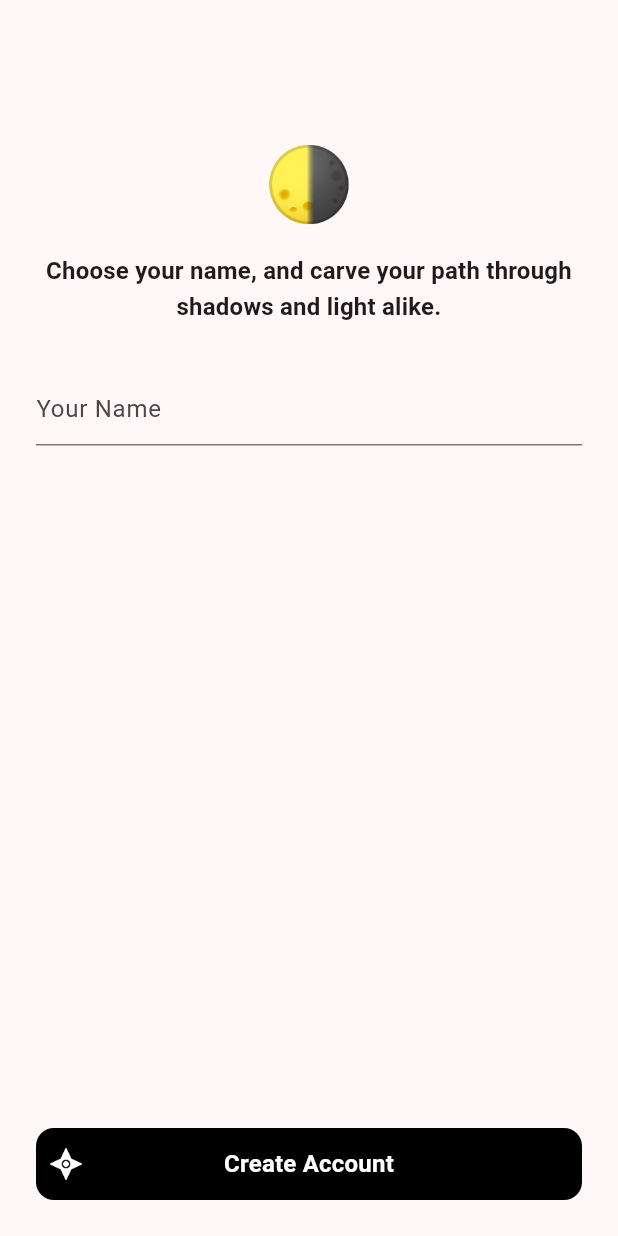
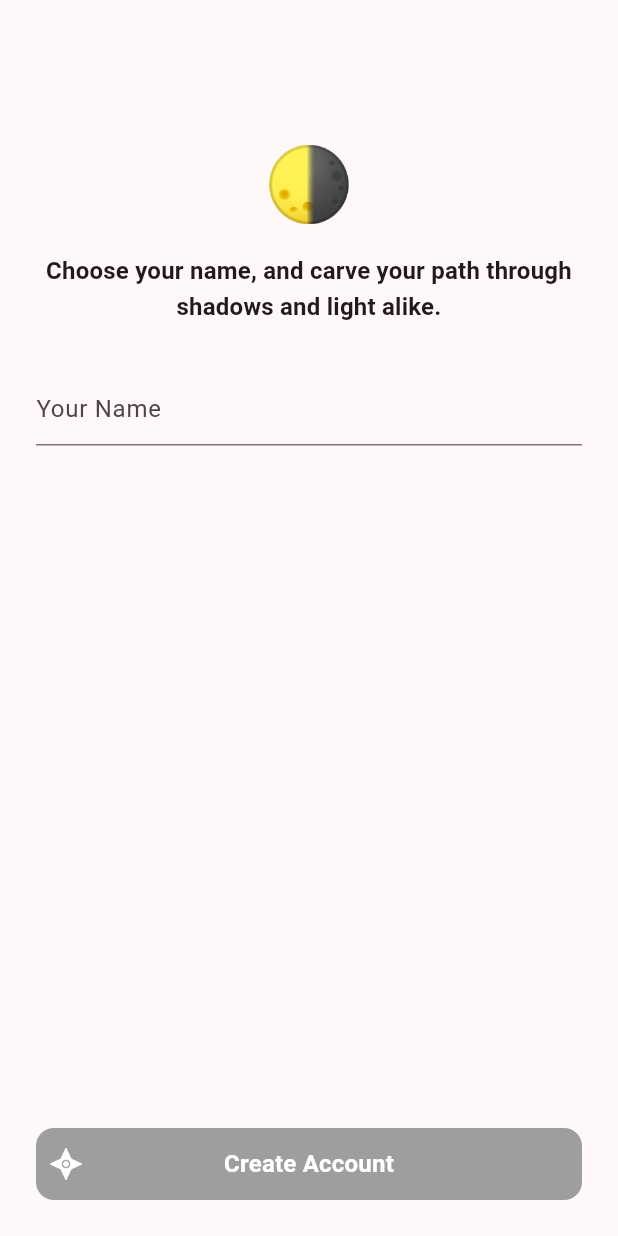
Before and after one commit to a00012025/kage-pay, a Flutter app: the screen it shows after launch, on a phone screen of 412 x 824 dp. Run offline on Flutter 3.47's test engine with Material 3 defaults, Android fonts, the phone set to English and light mode, and no system bars; drawn by our look-alikes of flutter_animate; our stand-ins replace flutter_riverpod, freezed_annotation, riverpod_annotation; generated files the repository leaves out were written again.

```diff
--- a/app/lib/features/home/home_screen.dart
+++ b/app/lib/features/home/home_screen.dart
@@ -1,3 +1,4 @@
+import 'package:app/features/home/controllers/user_controller.dart';
 import 'package:flutter/material.dart';
 import 'package:flutter_riverpod/flutter_riverpod.dart';
 
@@ -11,10 +12,11 @@ class HomeScreen extends ConsumerStatefulWidget {
 class _HomeScreenState extends ConsumerState<HomeScreen> {
   @override
   Widget build(BuildContext context) {
-    return const Scaffold(
+    final userData = ref.watch(userDataControllerProvider);
+    return Scaffold(
       body: SafeArea(
           child: Center(
-        child: Text("asd"),
+        child: Text(userData.name),
       )),
     );
   }
--- a/app/lib/main.dart
+++ b/app/lib/main.dart
@@ -1,11 +1,12 @@
+import 'package:app/features/home/controllers/user_controller.dart';
 import 'package:app/features/home/home_screen.dart';
 import 'package:app/utils/default_button.dart';
 import 'package:app/utils/gaps.dart';
 import 'package:flutter/material.dart';
-import 'package:flutter_animate/flutter_animate.dart';
+import 'package:flutter_riverpod/flutter_riverpod.dart';
 
 void main() {
-  runApp(const MyApp());
+  runApp(const ProviderScope(child: MyApp()));
 }
 
 class MyApp extends StatelessWidget {
@@ -21,21 +22,20 @@ class MyApp extends StatelessWidget {
         colorScheme: ColorScheme.fromSeed(seedColor: Colors.black87),
         useMaterial3: true,
       ),
-      home: const MyHomePage(title: 'Flutter Demo Home Page'),
+      home: const LoginScreen(),
     );
   }
 }
 
-class MyHomePage extends StatefulWidget {
-  const MyHomePage({super.key, required this.title});
-
-  final String title;
+class LoginScreen extends ConsumerStatefulWidget {
+  const LoginScreen({super.key});
 
   @override
-  State<MyHomePage> createState() => _MyHomePageState();
+  ConsumerState<ConsumerStatefulWidget> createState() => _LoginScreenState();
 }
 
-class _MyHomePageState extends State<MyHomePage> {
+class _LoginScreenState extends ConsumerState<LoginScreen> {
+  final textEditingController = TextEditingController();
   @override
   Widget build(BuildContext context) {
     return Scaffold(
@@ -61,14 +61,23 @@ class _MyHomePageState extends State<MyHomePage> {
                     ),
               ),
               Gaps.h32,
-              const TextField(
-                decoration: InputDecoration(
+              TextField(
+                decoration: const InputDecoration(
                   hintText: "Your Name",
                 ),
+                onChanged: (value) => setState(() {}),
+                controller: textEditingController,
               ),
               const Spacer(),
               DefaultButton(
+                  isDisable: textEditingController.text.isEmpty,
                   onPressed: () {
+                    if (textEditingController.text.isEmpty) {
+                      return;
+                    }
+                    ref
+                        .read(userDataControllerProvider.notifier)
+                        .updateName(textEditingController.text);
                     Navigator.push(
                       context,
                       MaterialPageRoute(
@@ -77,13 +86,6 @@ class _MyHomePageState extends State<MyHomePage> {
                     );
                   },
                   text: "Create Account")
-                  .animate()
-                  .fadeIn(
-                    duration: const Duration(milliseconds: 500),
-                    curve: Curves.easeOut,
-                    delay: const Duration(milliseconds: 1500),
-                  )
-                  .shimmer(),
             ],
           ),
         ),
--- a/app/lib/utils/default_button.dart
+++ b/app/lib/utils/default_button.dart
@@ -1,6 +1,7 @@
 import 'package:app/utils/app_tap.dart';
 import 'package:app/utils/gaps.dart';
 import 'package:flutter/material.dart';
+import 'package:flutter_animate/flutter_animate.dart';
 
 class DefaultButton extends StatelessWidget {
   const DefaultButton({
@@ -8,10 +9,12 @@ class DefaultButton extends StatelessWidget {
     required this.text,
     this.textStyle,
     super.key,
+    this.isDisable = false,
   });
   final VoidCallback onPressed;
   final String text;
   final TextStyle? textStyle;
+  final bool isDisable;
 
   @override
   Widget build(BuildContext context) {
@@ -21,7 +24,7 @@ class DefaultButton extends StatelessWidget {
         children: [
           DecoratedBox(
             decoration: BoxDecoration(
-              color: Colors.black,
+              color: isDisable ? Colors.grey : Colors.black,
               borderRadius: BorderRadius.circular(Spacings.px12),
             ),
             child: Container(
@@ -34,7 +37,13 @@ class DefaultButton extends StatelessWidget {
                         fontWeight: FontWeight.bold,
                       )),
             ),
-          ),
+          )
+              .animate(
+                  onPlay: (controller) => controller.repeat(reverse: false))
+              .shimmer(
+                duration: const Duration(milliseconds: 1300),
+                delay: const Duration(milliseconds: 3000),
+              ),
           Positioned(
             top: 12,
             child: Padding(
```
Also changed, not shown: app/lib/features/home/controllers/user_controller.dart (+8 -3 lines), app/lib/features/home/controllers/user_controller.g.dart. Lines whose indentation alone changed are shown as unchanged.
